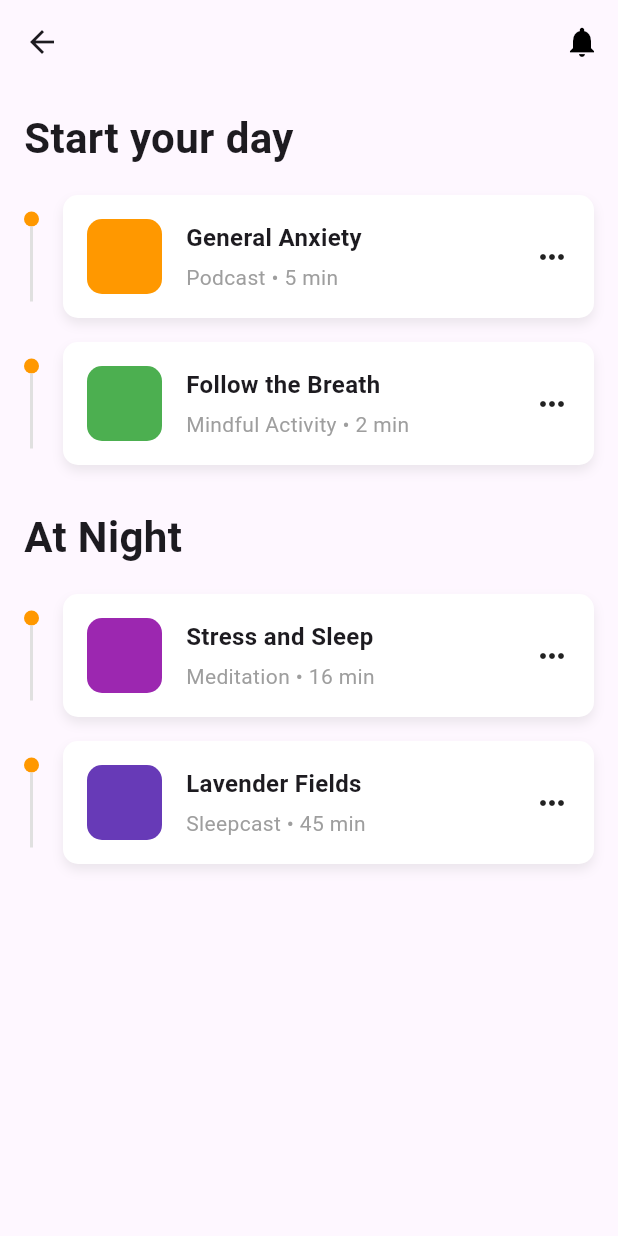
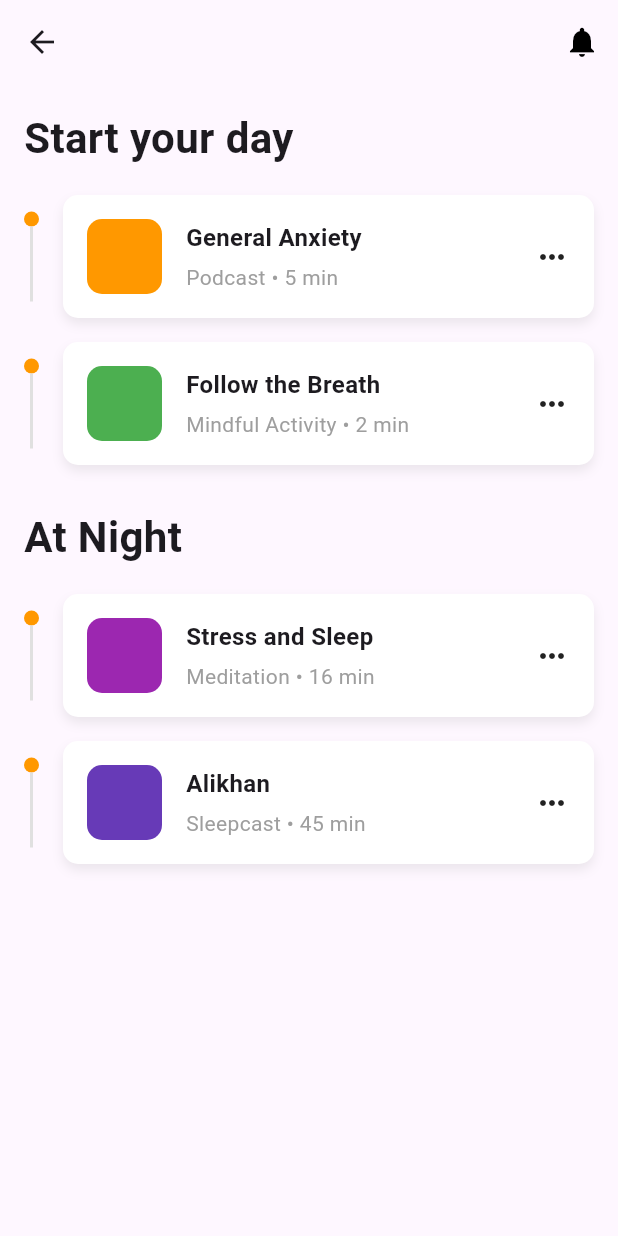
Before and after one commit to ademabek/meditation, a Flutter app: the TodayPage screen opened directly, on a phone screen of 412 x 824 dp. Run offline on Flutter 3.47's test engine with Material 3 defaults, Android fonts, the phone set to English and light mode, and no system bars.

Commit message:
commited and alls

```diff
--- a/lib/main.dart
+++ b/lib/main.dart
@@ -750,7 +750,7 @@ class TodayPage extends StatelessWidget {
             ),
             _buildTimelineCard(
               context: context,
-              title: "Lavender Fields",
+              title: "Alikhan",
               type: "Sleepcast",
               time: "45 min",
               image: Colors.deepPurple,
```
